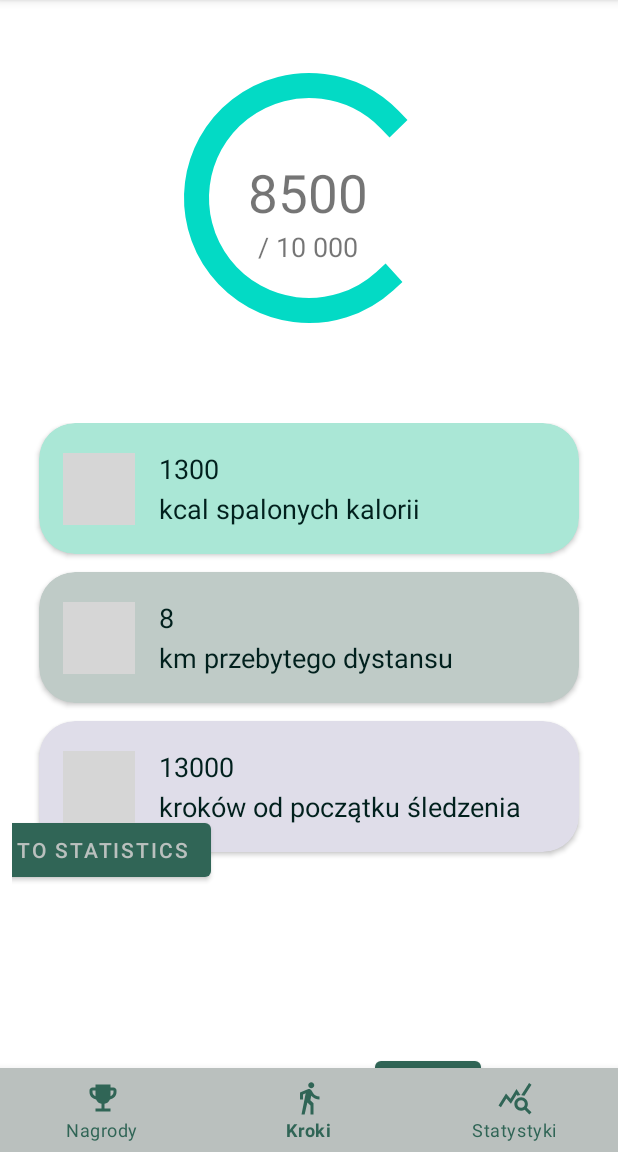
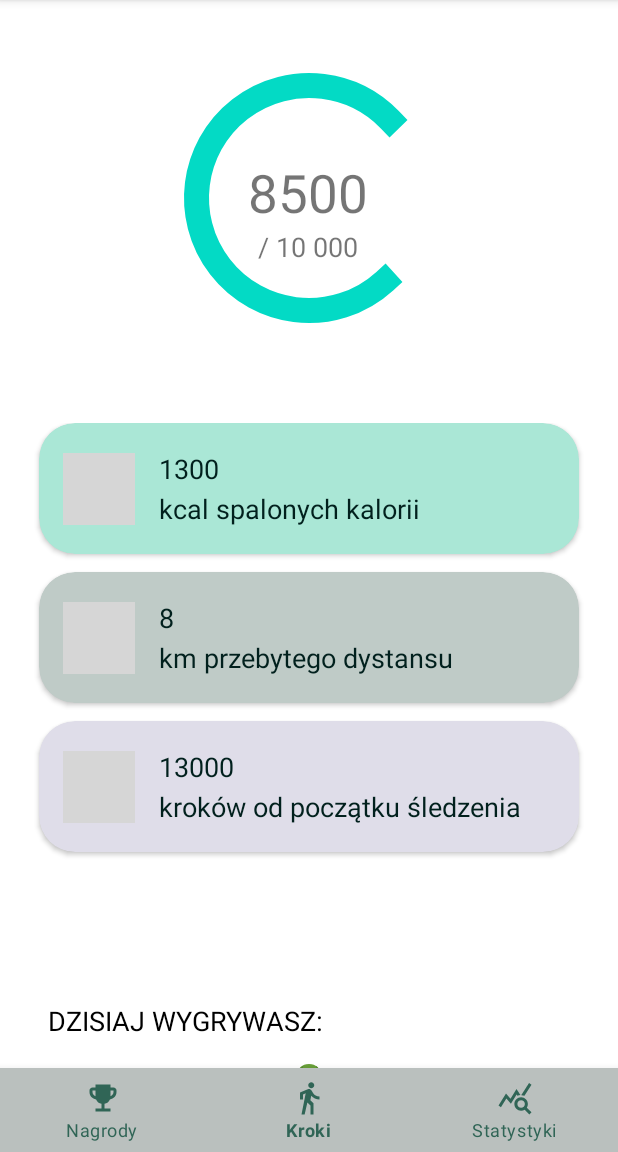
Before and after one commit to Saradella/StepApp, an Android app: the screen it shows after launch (MainActivity), on a phone screen of 412 x 824 dp, the part 84-1236 px from its top. Run offline under Robolectric (Android 15) with nearby library versions, the phone set to English and light mode, and no system bars; our stand-ins replace navigation-ui; libraries missing offline, so code that uses them is left out: com.mikhaellopez.circularprogressbar; plain views replace CircularProgressBar; grey boxes are pictures that could not be loaded.

Commit message:
Małe poprawki

```diff
--- a/src/main/java/com/pl/sszczc/stepapp/MainActivity.kt
+++ b/src/main/java/com/pl/sszczc/stepapp/MainActivity.kt
@@ -7,7 +7,6 @@ import android.hardware.Sensor
 import android.hardware.SensorEvent
 import android.hardware.SensorEventListener
 import android.hardware.SensorManager
-import android.os.Build
 import androidx.appcompat.app.AppCompatActivity
 import android.os.Bundle
 import android.widget.TextView
@@ -29,7 +28,7 @@ class MainActivity : AppCompatActivity(), SensorEventListener {
     private var totalSteps = 0f
     private var running: Boolean = false
     private lateinit var sensorManager: SensorManager
-    private val ACTIVITY_RECOGNITION_REQUEST_CODE: Int = 100
+    private val recognitionRequestedCode: Int = 100
 
 
     override fun onCreate(savedInstanceState: Bundle?) {
@@ -151,10 +150,9 @@ class MainActivity : AppCompatActivity(), SensorEventListener {
     }
 
     private fun requestPermissions() {
-        if (Build.VERSION.SDK_INT >= Build.VERSION_CODES.Q)
-            ActivityCompat.requestPermissions(this,
-            arrayOf(android.Manifest.permission.ACTIVITY_RECOGNITION),
-                ACTIVITY_RECOGNITION_REQUEST_CODE)
+        ActivityCompat.requestPermissions(this,
+        arrayOf(android.Manifest.permission.ACTIVITY_RECOGNITION),
+            recognitionRequestedCode)
     }
 
     private fun isPermissionGranted(): Boolean {
@@ -172,7 +170,7 @@ class MainActivity : AppCompatActivity(), SensorEventListener {
         super.onRequestPermissionsResult(requestCode, permissions, grantResults)
 
         when(requestCode){
-            ACTIVITY_RECOGNITION_REQUEST_CODE -> {
+            recognitionRequestedCode -> {
                 if ((grantResults.isNotEmpty() && grantResults[0] == PackageManager.PERMISSION_GRANTED)){
                    Toast.makeText(this, "Permission Granted :) ", Toast.LENGTH_SHORT).show()
                 }
--- a/src/main/res/layout/fragment_progress.xml
+++ b/src/main/res/layout/fragment_progress.xml
@@ -66,18 +66,6 @@
             app:layout_constraintTop_toBottomOf="@+id/steps_current"
             app:layout_constraintVertical_bias="0.0" />
 
-        <Button
-            android:id="@+id/buttonprst"
-            android:layout_width="wrap_content"
-            android:layout_height="wrap_content"
-            android:layout_marginStart="16dp"
-            android:layout_marginEnd="293dp"
-            android:text="To statistics"
-            app:layout_constraintBottom_toBottomOf="parent"
-            app:layout_constraintEnd_toEndOf="parent"
-            app:layout_constraintStart_toStartOf="parent"
-            app:layout_constraintTop_toTopOf="parent"
-            tools:visibility="gone" />
 
         <LinearLayout
             android:id="@+id/linearLayout"
@@ -297,19 +285,6 @@
 
             </androidx.cardview.widget.CardView>
 
-            <Button
-                android:id="@+id/buttonprre"
-                android:layout_width="wrap_content"
-                android:layout_height="wrap_content"
-                android:layout_marginStart="234dp"
-                android:layout_marginTop="133dp"
-                android:layout_marginEnd="75dp"
-                android:layout_marginBottom="12dp"
-                android:text="To rewards"
-                app:layout_constraintBottom_toTopOf="@+id/progress_circular"
-                app:layout_constraintEnd_toEndOf="parent"
-                app:layout_constraintStart_toStartOf="parent"
-                app:layout_constraintTop_toTopOf="parent" />
 
             <TextView
                 android:id="@+id/text_reward"
--- a/src/main/res/layout/fragment_rewards.xml
+++ b/src/main/res/layout/fragment_rewards.xml
@@ -43,12 +43,13 @@
         android:layout_marginTop="193dp"
         android:layout_marginEnd="98dp"
         android:layout_marginBottom="194dp"
+        android:contentDescription="@string/rewards"
         android:src="@drawable/cookie3"
-        android:contentDescription="@string/rewards"
         app:layout_constraintBottom_toBottomOf="parent"
         app:layout_constraintEnd_toEndOf="parent"
         app:layout_constraintStart_toStartOf="parent"
-        app:layout_constraintTop_toTopOf="parent" />
+        app:layout_constraintTop_toTopOf="parent"
+        tools:ignore="ImageContrastCheck" />
 
 
 </androidx.constraintlayout.widget.ConstraintLayout>
```
Also changed, not shown: src/main/res/layout/fragment_statistics.xml (+0 -14 lines).
